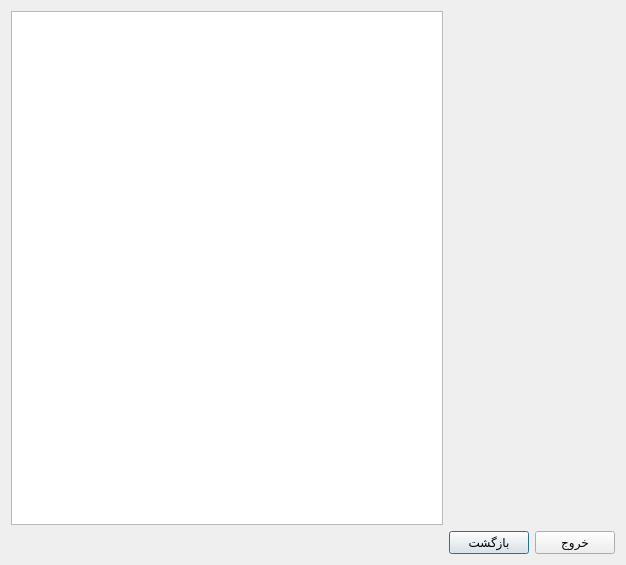
Alireza8hi/Project-DigiKala, file listofpeopledialog.ui: the form before one commit.
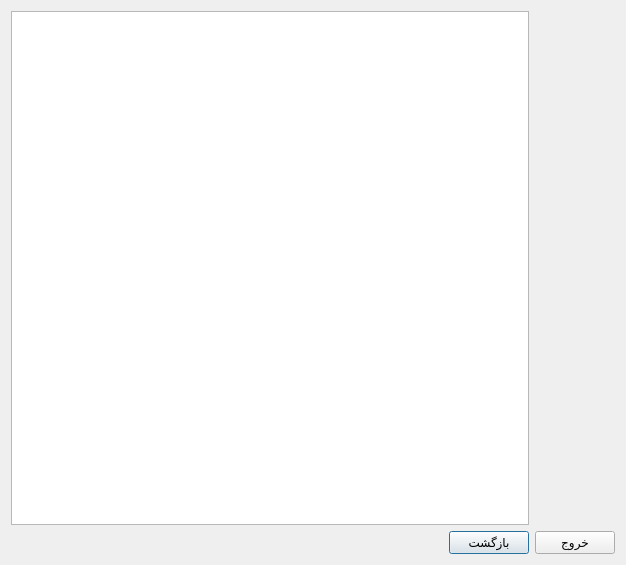
The form after the commit.

```diff
--- a/listofpeopledialog.ui
+++ b/listofpeopledialog.ui
@@ -54,8 +54,12 @@
      </property>
     </spacer>
    </item>
-   <item row="0" column="0">
-    <widget class="QTableWidget" name="tableWidget"/>
+   <item row="0" column="0" colspan="2">
+    <widget class="QTableWidget" name="tableWidget">
+     <property name="alternatingRowColors">
+      <bool>true</bool>
+     </property>
+    </widget>
    </item>
   </layout>
  </widget>
```
